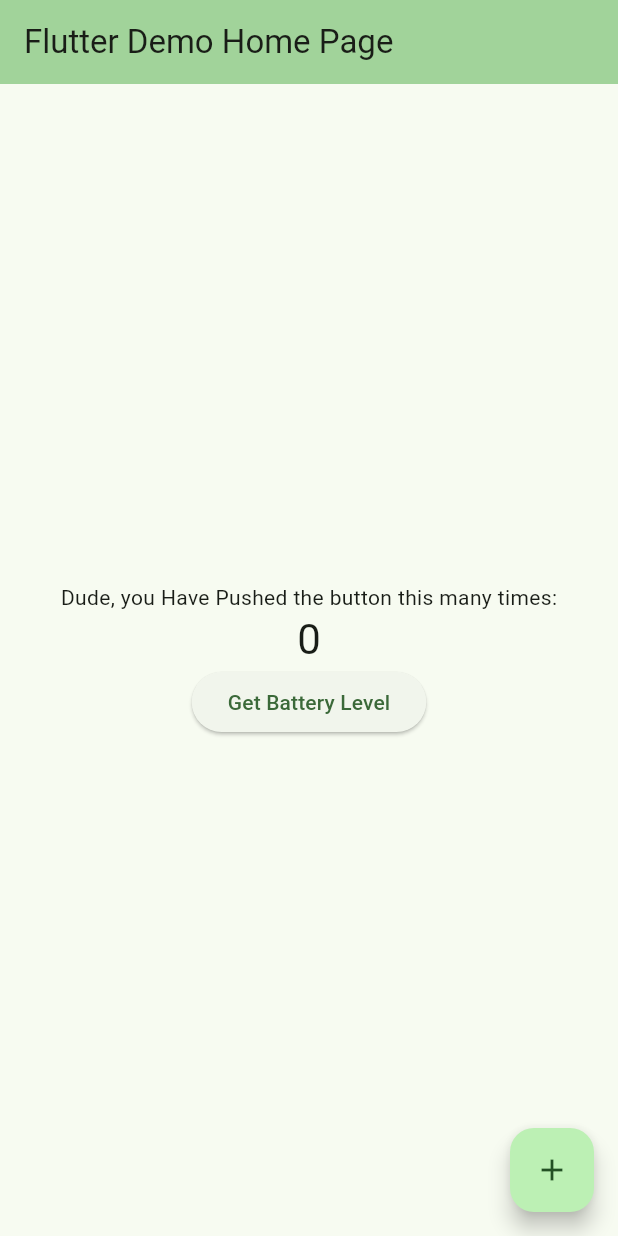
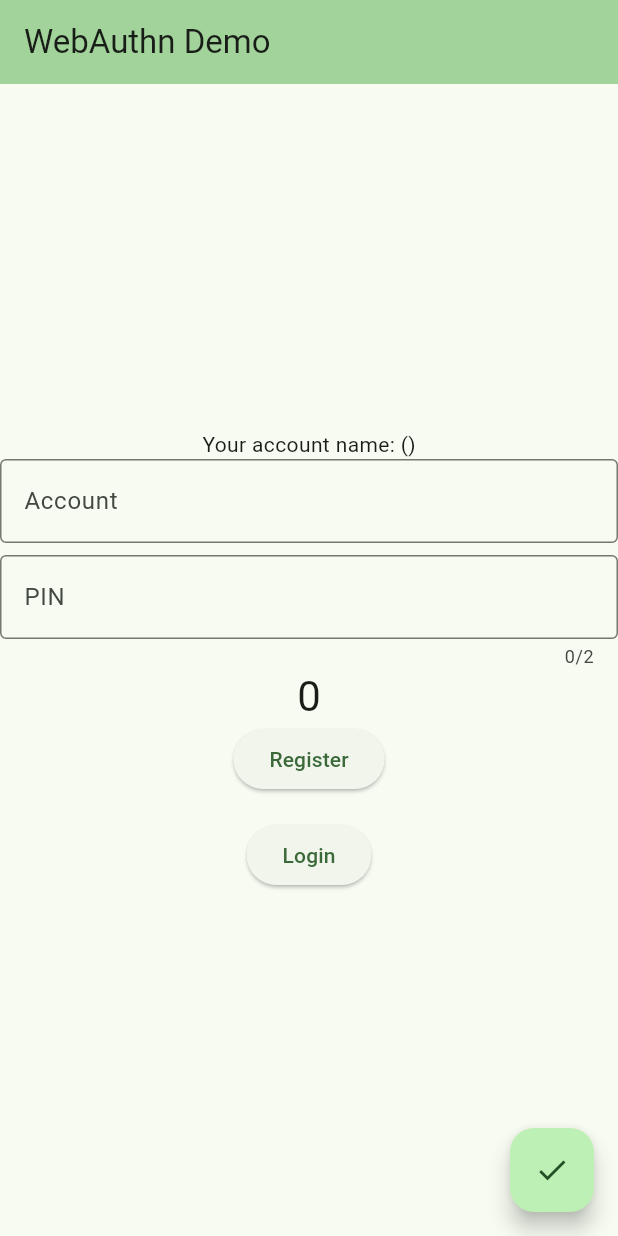
Before and after one commit to lainio/flutter_eka_arm, a Flutter app: the screen it shows after launch, on a phone screen of 412 x 824 dp. Run offline on Flutter 3.47's test engine with Material 3 defaults, Android fonts, the light colour scheme and no system bars; our stand-ins replace basic_utils, fixnum; missing offline and left inert: cbor, grpc, protobuf.

Commit message:
first version with real input & register/login & pin

```diff
--- a/lib/main.dart
+++ b/lib/main.dart
@@ -12,27 +12,12 @@
   @override
   Widget build(BuildContext context) {
     return MaterialApp(
-      title: 'Flutter Demo',
+      title: 'WebAuthn Translator Demo',
       theme: ThemeData(
-        // This is the theme of your application.
-        //
-        // TRY THIS: Try running your application with "flutter run". You'll see
-        // the application has a blue toolbar. Then, without quitting the app,
-        // try changing the seedColor in the colorScheme below to Colors.green
-        // and then invoke "hot reload" (save your changes or press the "hot
-        // reload" button in a Flutter-supported IDE, or press "r" if you used
-        // the command line to start the app).
-        //
-        // Notice that the counter didn't reset back to zero; the application
-        // state is not lost during the reload. To reset the state, use hot
-        // restart instead.
-        //
-        // This works for code too, not just values: Most code changes can be
-        // tested with just a hot reload.
         colorScheme: ColorScheme.fromSeed(seedColor: Colors.green),
         useMaterial3: true,
       ),
-      home: const MyHomePage(title: 'Flutter Demo Home Page'),
+      home: const MyHomePage(title: 'WebAuthn Demo'),
     );
   }
 }
@@ -57,21 +42,35 @@
 
 class _MyHomePageState extends State<MyHomePage> {
   int _counter = 0;
+  String _accountName = "";
+  String _pinCode = "";
 
   void _incrementCounter() {
     setState(() {
-      // This call to setState tells the Flutter framework that something has
-      // changed in this State, which causes it to rerun the build method below
-      // so that the display can reflect the updated values. If we changed
-      // _counter without calling setState(), then the build method would not be
-      // called again, and so nothing would appear to happen.
       _counter++;
     });
   }
 
-  Future getJWT() async {
-    //await exec("login", "kulli_200", "30");
-    await exec("login", "kulli_200", "30");
+  Future register() async {
+    await exec("register", _accountName, _pinCode);
+  }
+
+  Future login() async {
+    await exec("login", _accountName, _pinCode);
+  }
+
+  void _onSubmittedAccount(String value) {
+    setState(() {
+      _accountName = value;
+      debugPrint('input: $_accountName');
+    });
+  }
+
+  void _onSubmittedPIN(String value) {
+    setState(() {
+      _pinCode = value;
+      debugPrint('input: $_pinCode');
+    });
   }
 
   @override
@@ -96,31 +95,41 @@
         // Center is a layout widget. It takes a single child and positions it
         // in the middle of the parent.
         child: Column(
-          // Column is also a layout widget. It takes a list of children and
-          // arranges them vertically. By default, it sizes itself to fit its
-          // children horizontally, and tries to be as tall as its parent.
-          //
-          // Column has various properties to control how it sizes itself and
-          // how it positions its children. Here we use mainAxisAlignment to
-          // center the children vertically; the main axis here is the vertical
-          // axis because Columns are vertical (the cross axis would be
-          // horizontal).
-          //
-          // TRY THIS: Invoke "debug painting" (choose the "Toggle Debug Paint"
-          // action in the IDE, or press "p" in the console), to see the
-          // wireframe for each widget.
           mainAxisAlignment: MainAxisAlignment.center,
           children: <Widget>[
-            const Text(
-              'Dude, you Have Pushed the button this many times:',
+            Text(
+              'Your account name: ($_pinCode)',
+            ),
+            TextField(
+              obscureText: false,
+              decoration: const InputDecoration(
+                border: OutlineInputBorder(),
+                labelText: 'Account',
+              ),
+              onSubmitted: _onSubmittedAccount,
+            ),
+            const SizedBox(height: 8),
+            TextField(
+              obscureText: true,
+              maxLength: 2,
+              decoration: const InputDecoration(
+                border: OutlineInputBorder(),
+                labelText: 'PIN',
+              ),
+              onSubmitted: _onSubmittedPIN,
             ),
             Text(
               '$_counter',
               style: Theme.of(context).textTheme.headlineMedium,
             ),
             ElevatedButton(
-              onPressed: getJWT,
-              child: const Text('Get Battery Level'),
+              onPressed: register,
+              child: const Text('Register'),
+            ),
+            const SizedBox(height: 16),
+            ElevatedButton(
+              onPressed: login,
+              child: const Text('Login'),
             ),
           ],
         ),
@@ -128,7 +137,7 @@
       floatingActionButton: FloatingActionButton(
         onPressed: _incrementCounter,
         tooltip: 'Increment',
-        child: const Icon(Icons.add),
+        child: const Icon(Icons.check),
       ), // This trailing comma makes auto-formatting nicer for build methods.
     );
   }
```
